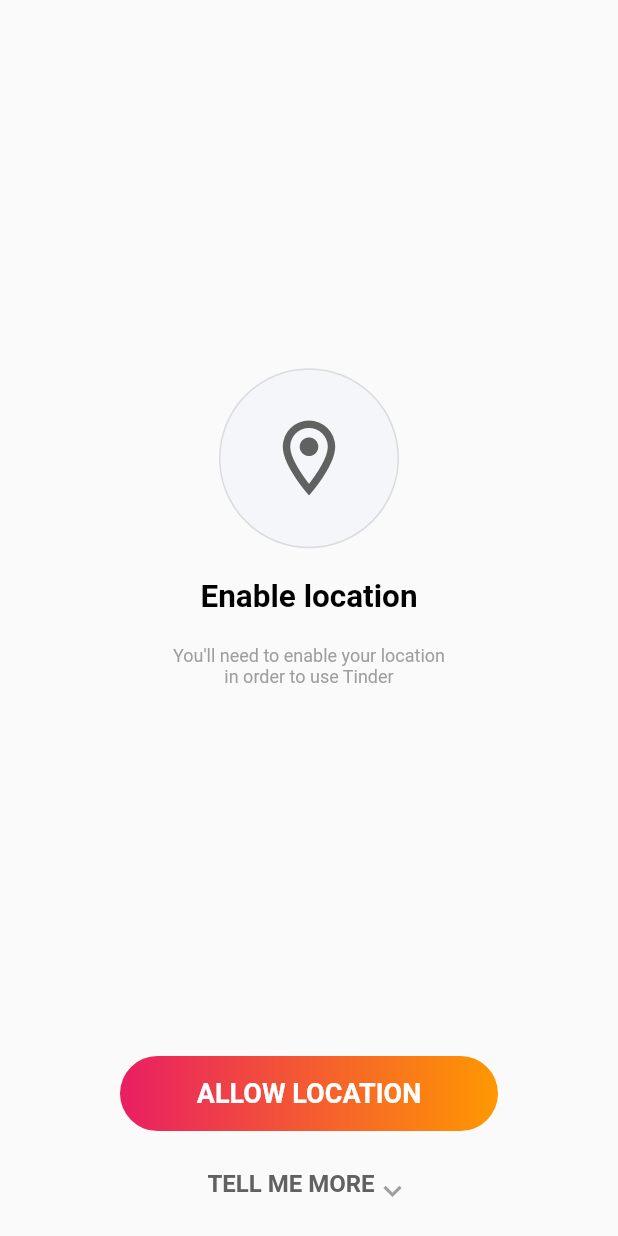
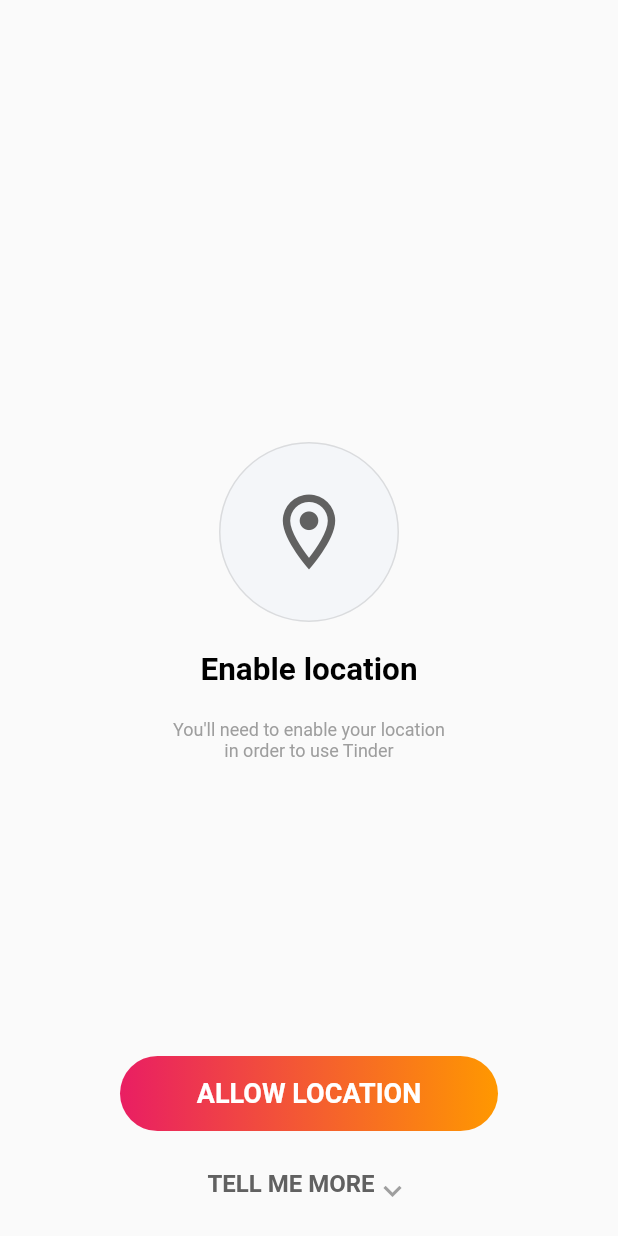
Before and after one commit to Yoshida-koshi/ui_trace1, a Flutter app: the screen it shows after launch, on a phone screen of 412 x 824 dp. Run offline on Flutter 3.47's test engine with Material 2 defaults, Android fonts, the phone set to English and light mode, and no system bars.

Commit message:
ボタン以外のところを少し下に降ろす

```diff
--- a/lib/main.dart
+++ b/lib/main.dart
@@ -25,7 +25,7 @@ class UiTrace1 extends StatelessWidget {
     return Scaffold(
       body: Column(
         children: [
-          Expanded(child: Container()),
+          Expanded(flex: 3, child: Container()),
           Container(
             height: 120,
             width: 120,
@@ -60,7 +60,7 @@ class UiTrace1 extends StatelessWidget {
             ),
             textAlign: TextAlign.center,
           ),
-          Expanded(child: Container()),
+          Expanded(flex: 2, child: Container()),
           Container(
             height: 50,
             width: double.infinity,
```
